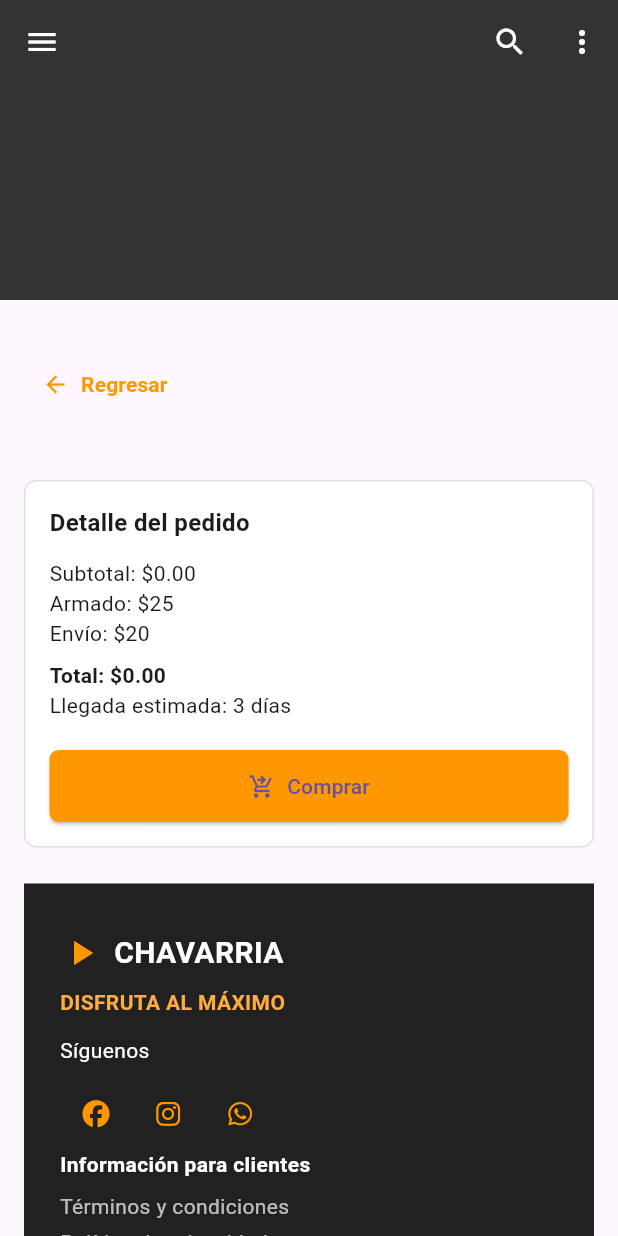
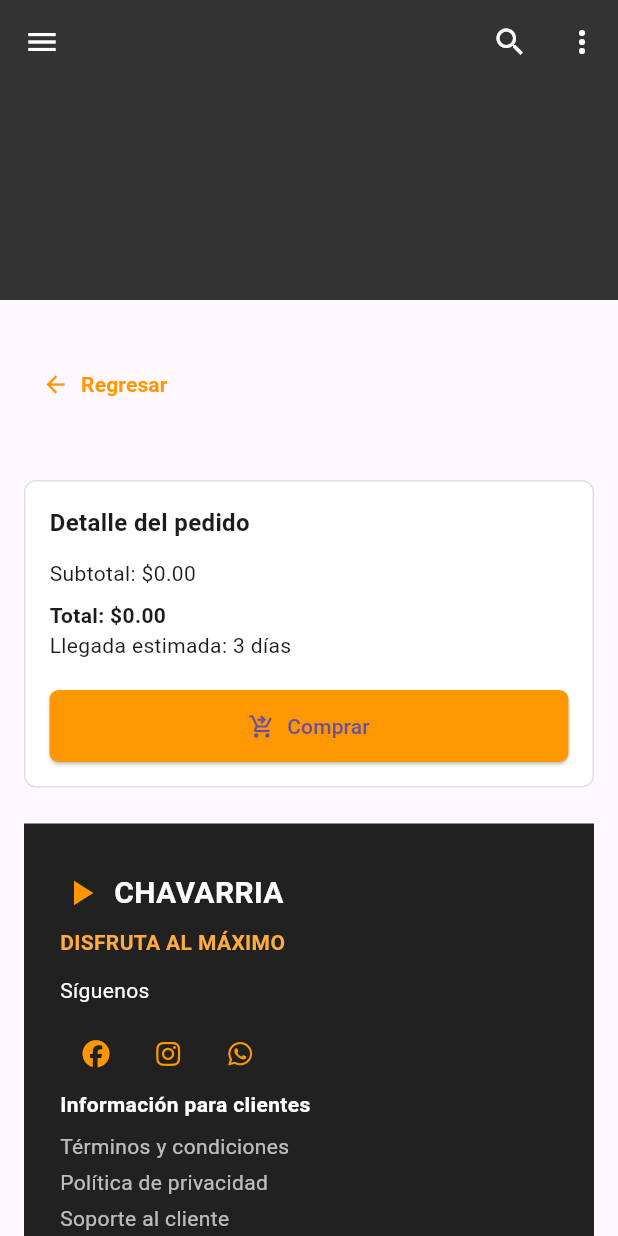
Before and after one commit to Gerso1212121/CHAVARRIA-WEB, a Flutter app: the CartPage widget shown alone on an empty page, opened directly, on a phone screen of 412 x 824 dp. Run offline on Flutter 3.47's test engine with Material 3 defaults, Android fonts, the phone set to English and light mode, and no system bars; our stand-ins replace font_awesome_flutter, supabase_flutter; missing offline and left inert: dart:html; accounts and stored records are empty; network calls fail.

Commit message:
Subo nueva versión de build web

```diff
--- a/lib/views/home/sections/carrito_detalle.dart
+++ b/lib/views/home/sections/carrito_detalle.dart
@@ -202,8 +202,6 @@ class CartPage extends StatelessWidget {
           ),
           const SizedBox(height: 12),
           Text('Subtotal: \$${total.toStringAsFixed(2)}'),
-          const Text('Armado: \$25'),
-          const Text('Envío: \$20'),
           const SizedBox(height: 8),
           Text(
             'Total: \$${total.toStringAsFixed(2)}',
```
